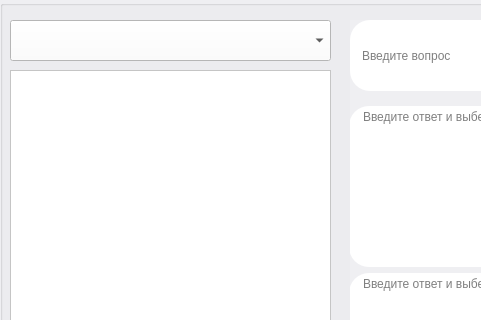
Old version of the form test_creator/main.ui in the repository zverihg/test_app; both pictures show x 0 to 481 and y 0 to 320 of the 1329 by 789 pixel window.
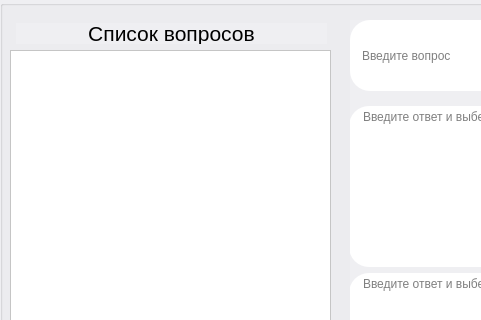
New version of the form.

Patch:
```diff
--- a/test_creator/main.ui
+++ b/test_creator/main.ui
@@ -29,29 +29,13 @@
     <property name="title">
      <string/>
     </property>
-    <widget class="QComboBox" name="type_test_choose">
-     <property name="geometry">
-      <rect>
-       <x>10</x>
-       <y>20</y>
-       <width>321</width>
-       <height>41</height>
-      </rect>
-     </property>
-     <property name="cursor">
-      <cursorShape>PointingHandCursor</cursorShape>
-     </property>
-     <property name="styleSheet">
-      <string notr="true">background-color: rgb(255, 255, 255);</string>
-     </property>
-    </widget>
     <widget class="QListWidget" name="list_questions">
      <property name="geometry">
       <rect>
        <x>10</x>
-       <y>70</y>
+       <y>50</y>
        <width>321</width>
-       <height>591</height>
+       <height>611</height>
       </rect>
      </property>
      <property name="font">
@@ -296,6 +280,36 @@
       <string>сохранить вопрос</string>
      </property>
     </widget>
+    <widget class="QLabel" name="label">
+     <property name="geometry">
+      <rect>
+       <x>16</x>
+       <y>23</y>
+       <width>311</width>
+       <height>21</height>
+      </rect>
+     </property>
+     <property name="minimumSize">
+      <size>
+       <width>0</width>
+       <height>0</height>
+      </size>
+     </property>
+     <property name="font">
+      <font>
+       <pointsize>16</pointsize>
+      </font>
+     </property>
+     <property name="styleSheet">
+      <string notr="true">text-align: center;</string>
+     </property>
+     <property name="text">
+      <string>Список вопросов</string>
+     </property>
+     <property name="alignment">
+      <set>Qt::AlignCenter</set>
+     </property>
+    </widget>
    </widget>
   </widget>
  </widget>
```
